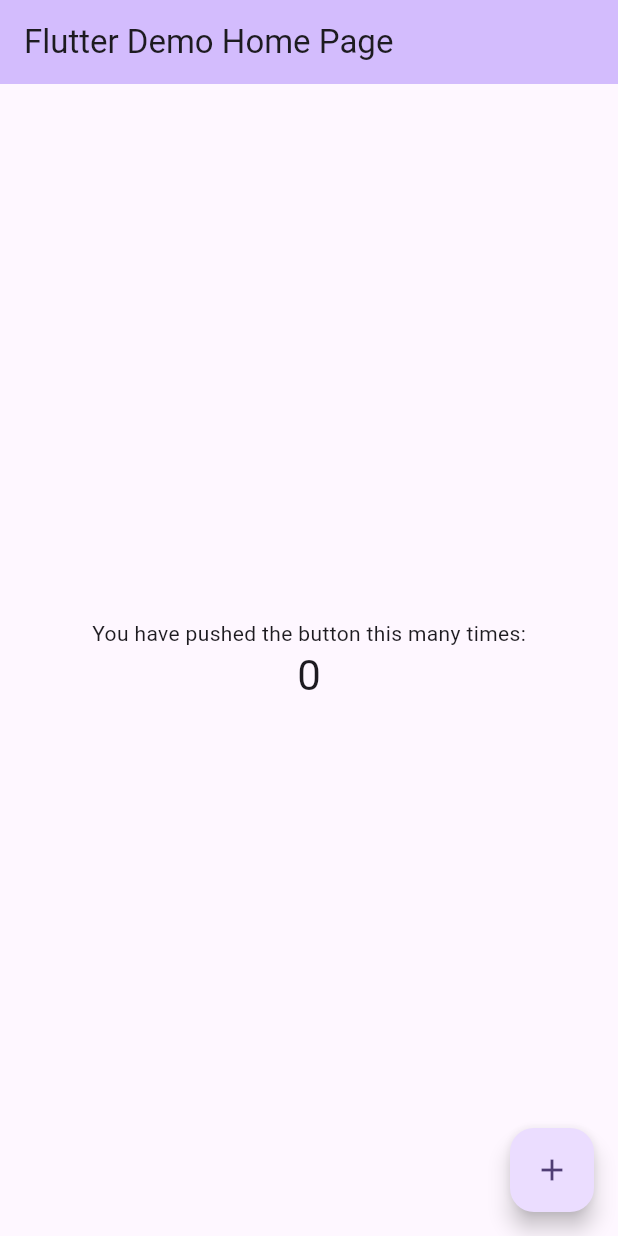
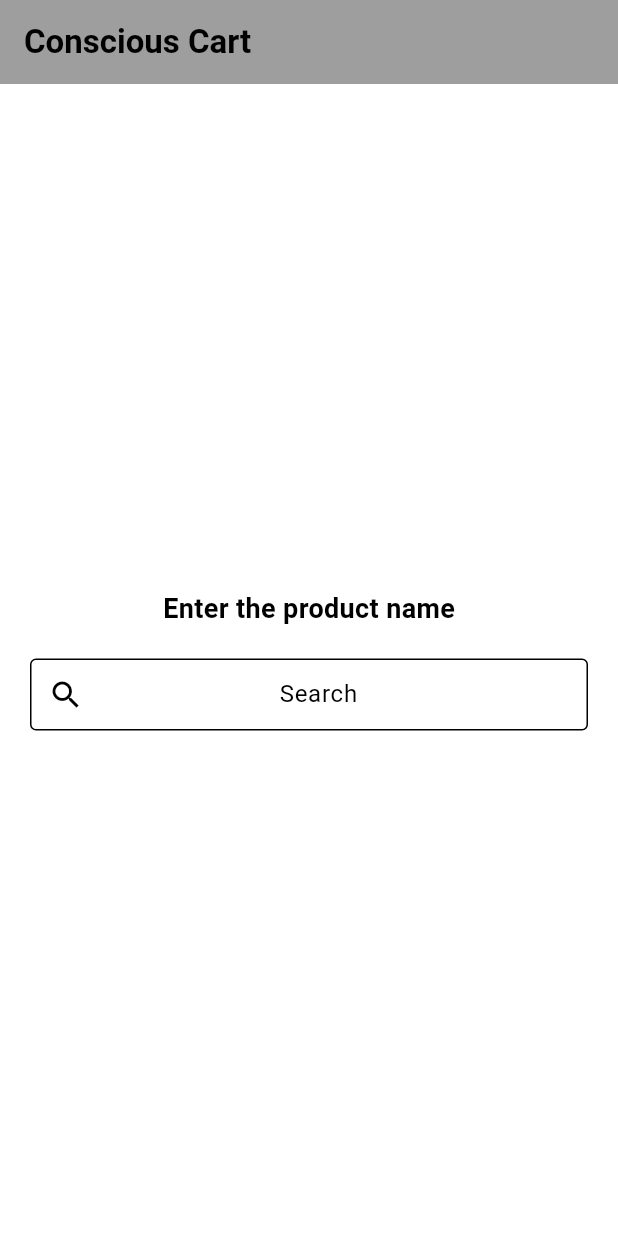
Before and after one commit to LesterLien/Google-AI-Hackathon-Project, a Flutter app: the screen it shows after launch, on a phone screen of 412 x 824 dp. Run offline on Flutter 3.47's test engine with Material 3 defaults, Android fonts, the phone set to English and light mode, and no system bars; our stand-ins replace firebase_core; accounts and stored records are empty.

Commit message:
search bar

```diff
--- a/lib/main.dart
+++ b/lib/main.dart
@@ -1,53 +1,27 @@
 import 'package:flutter/material.dart';
-import 'package:firebase_core/firebase_core.dart';
-import 'firebase_options.dart';
+
 void main() {
   runApp(const MyApp());
 }
 
 class MyApp extends StatelessWidget {
-  const MyApp({super.key});
+  const MyApp({Key? key});
 
-  // This widget is the root of your application.
   @override
   Widget build(BuildContext context) {
     return MaterialApp(
       title: 'Flutter Demo',
       theme: ThemeData(
-        // This is the theme of your application.
-        //
-        // TRY THIS: Try running your application with "flutter run". You'll see
-        // the application has a purple toolbar. Then, without quitting the app,
-        // try changing the seedColor in the colorScheme below to Colors.green
-        // and then invoke "hot reload" (save your changes or press the "hot
-        // reload" button in a Flutter-supported IDE, or press "r" if you used
-        // the command line to start the app).
-        //
-        // Notice that the counter didn't reset back to zero; the application
-        // state is not lost during the reload. To reset the state, use hot
-        // restart instead.
-        //
-        // This works for code too, not just values: Most code changes can be
-        // tested with just a hot reload.
-        colorScheme: ColorScheme.fromSeed(seedColor: Colors.deepPurple),
+        colorScheme: ColorScheme.fromSwatch(primarySwatch: Colors.grey),
         useMaterial3: true,
       ),
-      home: const MyHomePage(title: 'Flutter Demo Home Page'),
+      home: const MyHomePage(title: 'Conscious Cart'),
     );
   }
 }
 
 class MyHomePage extends StatefulWidget {
-  const MyHomePage({super.key, required this.title});
-
-  // This widget is the home page of your application. It is stateful, meaning
-  // that it has a State object (defined below) that contains fields that affect
-  // how it looks.
-
-  // This class is the configuration for the state. It holds the values (in this
-  // case the title) provided by the parent (in this case the App widget) and
-  // used by the build method of the State. Fields in a Widget subclass are
-  // always marked "final".
+  const MyHomePage({Key? key, required this.title});
 
   final String title;
 
@@ -56,71 +30,43 @@ class MyHomePage extends StatefulWidget {
 }
 
 class _MyHomePageState extends State<MyHomePage> {
-  int _counter = 0;
-
-  void _incrementCounter() {
-    setState(() {
-      // This call to setState tells the Flutter framework that something has
-      // changed in this State, which causes it to rerun the build method below
-      // so that the display can reflect the updated values. If we changed
-      // _counter without calling setState(), then the build method would not be
-      // called again, and so nothing would appear to happen.
-      _counter++;
-    });
-  }
-
   @override
   Widget build(BuildContext context) {
-    // This method is rerun every time setState is called, for instance as done
-    // by the _incrementCounter method above.
-    //
-    // The Flutter framework has been optimized to make rerunning build methods
-    // fast, so that you can just rebuild anything that needs updating rather
-    // than having to individually change instances of widgets.
     return Scaffold(
       appBar: AppBar(
-        // TRY THIS: Try changing the color here to a specific color (to
-        // Colors.amber, perhaps?) and trigger a hot reload to see the AppBar
-        // change color while the other colors stay the same.
-        backgroundColor: Theme.of(context).colorScheme.inversePrimary,
-        // Here we take the value from the MyHomePage object that was created by
-        // the App.build method, and use it to set our appbar title.
-        title: Text(widget.title),
+        backgroundColor: Theme.of(context).colorScheme.primary,
+        title: Text(
+          widget.title,
+          style: TextStyle(fontWeight: FontWeight.bold), // Make the title bold
+        ),
       ),
       body: Center(
-        // Center is a layout widget. It takes a single child and positions it
-        // in the middle of the parent.
         child: Column(
-          // Column is also a layout widget. It takes a list of children and
-          // arranges them vertically. By default, it sizes itself to fit its
-          // children horizontally, and tries to be as tall as its parent.
-          //
-          // Column has various properties to control how it sizes itself and
-          // how it positions its children. Here we use mainAxisAlignment to
-          // center the children vertically; the main axis here is the vertical
-          // axis because Columns are vertical (the cross axis would be
-          // horizontal).
-          //
-          // TRY THIS: Invoke "debug painting" (choose the "Toggle Debug Paint"
-          // action in the IDE, or press "p" in the console), to see the
-          // wireframe for each widget.
           mainAxisAlignment: MainAxisAlignment.center,
           children: <Widget>[
             const Text(
-              'You have pushed the button this many times:',
+              'Enter the product name',
+              style: TextStyle(fontSize: 18, fontWeight: FontWeight.bold),
             ),
-            Text(
-              '$_counter',
-              style: Theme.of(context).textTheme.headlineMedium,
+            SizedBox(height: 20), // Add spacing below the text
+            Padding(
+              padding: const EdgeInsets.symmetric(horizontal: 20),
+              child: TextField(
+                decoration: InputDecoration(
+                  hintText: 'Search',
+                  border: OutlineInputBorder(),
+                  contentPadding: EdgeInsets.symmetric(vertical: 10, horizontal: 35), // Adjust horizontal padding here
+                  prefixIcon: Icon(Icons.search),
+                ),
+                textAlign: TextAlign.center,
+                onChanged: (value) {
+                  // Handle search query changes
+                },
+              ),
             ),
           ],
         ),
       ),
-      floatingActionButton: FloatingActionButton(
-        onPressed: _incrementCounter,
-        tooltip: 'Increment',
-        child: const Icon(Icons.add),
-      ), // This trailing comma makes auto-formatting nicer for build methods.
     );
   }
 }
```
Also changed, not shown: 9 other files.
